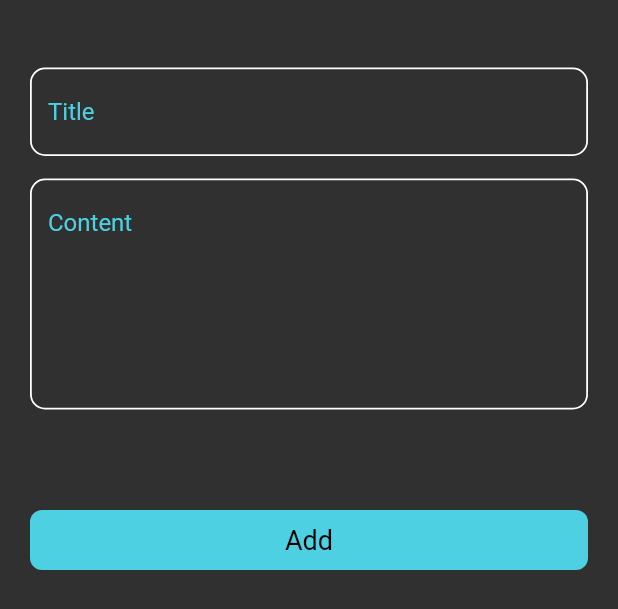
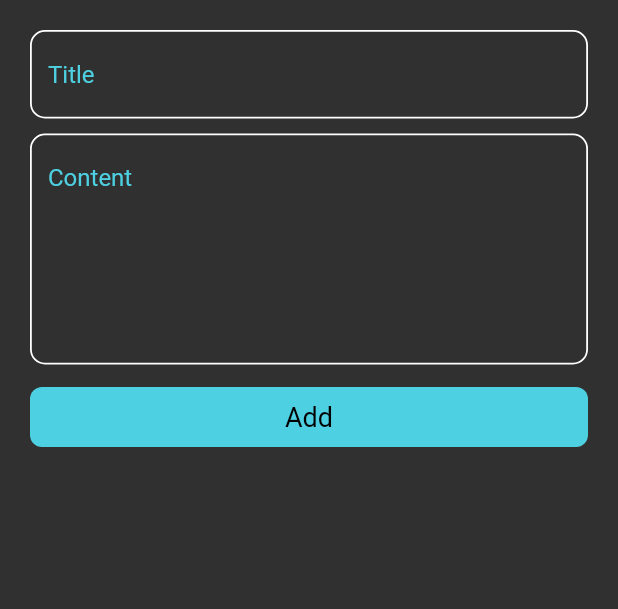
Before and after one commit to Omar99323/Notes-app, a Flutter app: the AddNote widget shown alone on an empty page, opened directly, on a phone screen of 412 x 824 dp. Shown: the top 609 px of the screen. Run offline on Flutter 3.47's test engine with Material 2 defaults, Android fonts, the phone set to English and light mode, and no system bars; drawn by our look-alikes of modal_progress_hud_nsn; our stand-ins replace flutter_bloc, hive, hive_flutter; accounts and stored records are empty.

```diff
--- a/lib/widgets/addnote.dart
+++ b/lib/widgets/addnote.dart
@@ -1,6 +1,5 @@
 import 'package:flutter/material.dart';
 import 'package:flutter_bloc/flutter_bloc.dart';
-import 'package:modal_progress_hud_nsn/modal_progress_hud_nsn.dart';
 import 'package:notes_app/cubits/addnote_cubit/addnote_cubit.dart';
 import 'package:notes_app/cubits/addnote_cubit/addnote_state.dart';
 import 'package:notes_app/models/note_model.dart';
@@ -14,8 +13,6 @@ class AddNote extends StatelessWidget {
   Widget build(BuildContext context) {
     return BlocProvider(
       create: (context) => AddnoteCubit(),
-      child: Padding(
-        padding: const EdgeInsets.symmetric(horizontal: 20, vertical: 30),
       child: BlocConsumer<AddnoteCubit, AddnoteState>(
         listener: (context, state) {
           if (state is AddnoteSuccess) {
@@ -26,11 +23,14 @@ class AddNote extends StatelessWidget {
           }
         },
         builder: (context, state) {
-            return ModalProgressHUD(
-                inAsyncCall: state is AddnoteLoading ? true : false,
-                child: const SingleChildScrollView(child: NoteForm()));
+          return AbsorbPointer(
+            absorbing: state is AddnoteLoading ? true : false,
+            child: const Padding(
+              padding: EdgeInsets.symmetric(horizontal: 20, vertical: 10),
+              child: SingleChildScrollView(child: NoteForm()),
+            ),
+          );
         },
-        ),
       ),
     );
   }
@@ -56,7 +56,7 @@ class _NoteFormState extends State<NoteForm> {
       key: formkey,
       autovalidateMode: autovalidateMode,
       child: SizedBox(
-        height: 350,
+        height: 300,
         child: Column(
           children: [
             CustomTextField(
@@ -72,10 +72,9 @@ class _NoteFormState extends State<NoteForm> {
                 content = value;
               },
             ),
-            const Spacer(
-              flex: 3,
-            ),
-            Buttton(
+            BlocBuilder<AddnoteCubit, AddnoteState>(
+              builder: (context, state) {
+                return Buttton(
                   ontap: () {
                     if (formkey.currentState!.validate()) {
                       formkey.currentState!.save();
@@ -92,6 +91,9 @@ class _NoteFormState extends State<NoteForm> {
                     }
                   },
                   title: 'Add',
+                  isloading: state is AddnoteLoading ? true : false,
+                );
+              },
             ),
           ],
         ),
--- a/lib/widgets/button.dart
+++ b/lib/widgets/button.dart
@@ -3,20 +3,29 @@ import 'package:flutter/material.dart';
 class Buttton extends StatelessWidget {
   const Buttton({
     required this.title,
-    Key? key, this.ontap,
+    Key? key,
+    this.ontap,
+    required this.isloading,
   }) : super(key: key);
   final String title;
-  final void
-   Function()? ontap;
+  final bool isloading;
+  final void Function()? ontap;
 
   @override
   Widget build(BuildContext context) {
-    return GestureDetector(
+    return Padding(
+      padding: const EdgeInsets.only(top: 15),
+      child: GestureDetector(
         onTap: ontap,
-      child: Container(
+        child: isloading
+            ? const CircularProgressIndicator(
+                color: Colors.black,
+              )
+            : Container(
                 height: 40,
                 decoration: BoxDecoration(
-            color: Colors.cyan[300], borderRadius: BorderRadius.circular(8)),
+                    color: Colors.cyan[300],
+                    borderRadius: BorderRadius.circular(8)),
                 width: double.infinity,
                 child: Center(
                     child: Text(
@@ -27,6 +36,7 @@ class Buttton extends StatelessWidget {
                   ),
                 )),
               ),
+      ),
     );
   }
 }
--- a/lib/widgets/custom_txtfield.dart
+++ b/lib/widgets/custom_txtfield.dart
@@ -14,7 +14,7 @@ class CustomTextField extends StatelessWidget {
   @override
   Widget build(BuildContext context) {
     return Padding(
-      padding: const EdgeInsets.only(top: 15),
+      padding: const EdgeInsets.only(top: 10,),
       child: TextFormField(
         validator: (value) {
           if (value?.isEmpty ?? true) {
```
Lines whose indentation alone changed are shown as unchanged.
